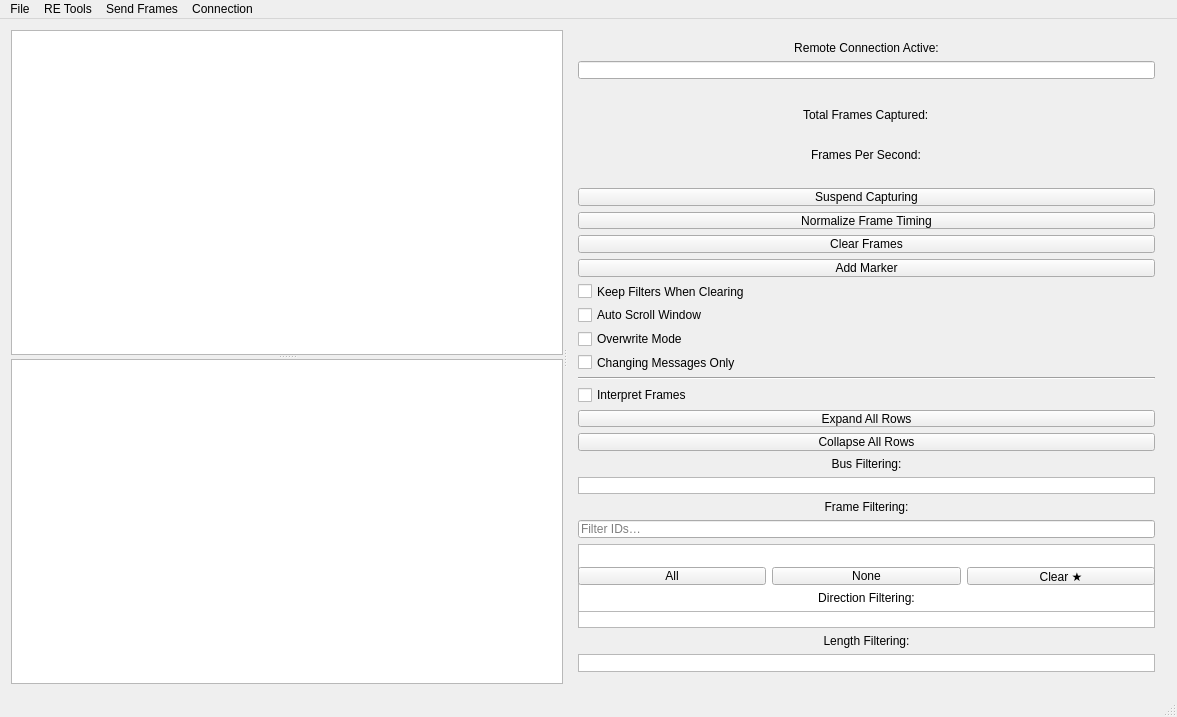
First picture: the form in src/ui/mainwindow.ui, repository PyKhaled/SavvyCAN, before the edit.
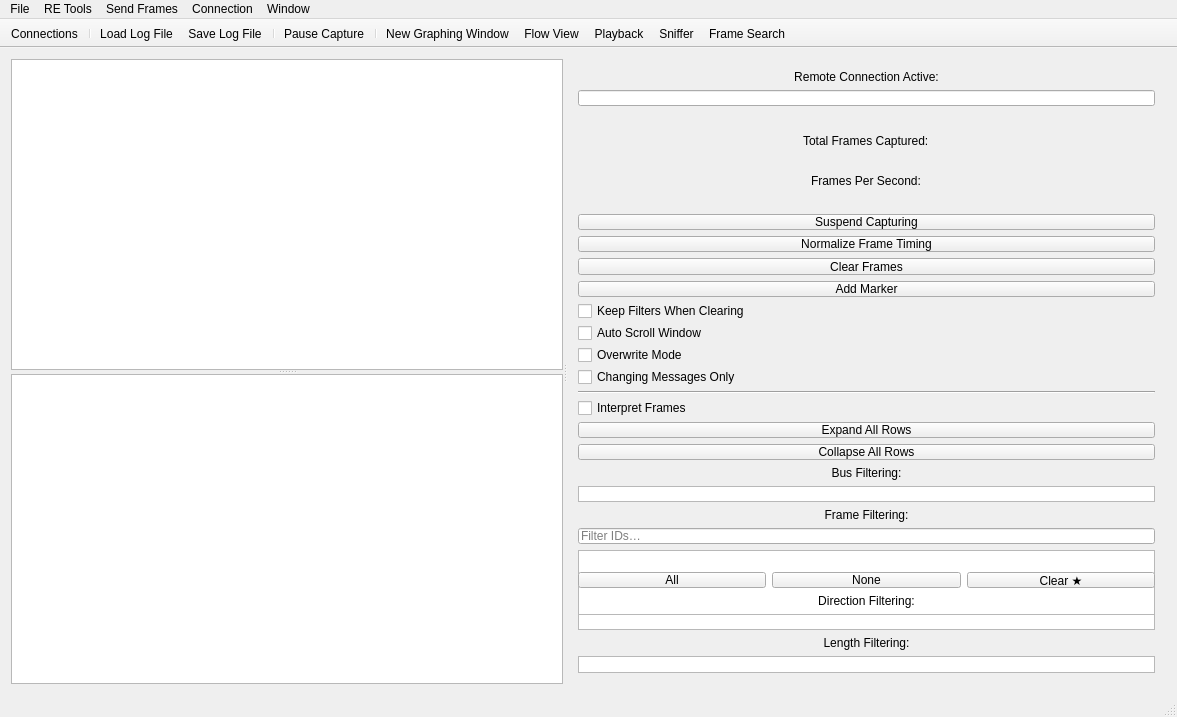
Second picture: the form after the edit.

```diff
--- a/src/ui/mainwindow.ui
+++ b/src/ui/mainwindow.ui
@@ -456,6 +456,35 @@
     </item>
    </layout>
   </widget>
+  <widget class="QToolBar" name="mainToolBar">
+   <property name="windowTitle">
+    <string>Workspace</string>
+   </property>
+   <property name="movable">
+    <bool>false</bool>
+   </property>
+   <property name="toolButtonStyle">
+    <enum>Qt::ToolButtonStyle::ToolButtonTextOnly</enum>
+   </property>
+   <attribute name="toolBarArea">
+    <enum>TopToolBarArea</enum>
+   </attribute>
+   <attribute name="toolBarBreak">
+    <bool>false</bool>
+   </attribute>
+   <addaction name="actionSetup"/>
+   <addaction name="separator"/>
+   <addaction name="actionOpen_Log_File"/>
+   <addaction name="actionSave_Log_File"/>
+   <addaction name="separator"/>
+   <addaction name="actionToggleCapture"/>
+   <addaction name="separator"/>
+   <addaction name="actionGraph_Dta"/>
+   <addaction name="actionFlow_View"/>
+   <addaction name="action_Playback"/>
+   <addaction name="actionSniffer"/>
+   <addaction name="actionFrame_Search"/>
+  </widget>
   <widget class="QMenuBar" name="menuBar">
    <property name="geometry">
     <rect>
@@ -532,10 +561,21 @@
     </property>
     <addaction name="actionSetup"/>
    </widget>
+   <widget class="QMenu" name="menuWindow">
+    <property name="title">
+     <string>Window</string>
+    </property>
+    <addaction name="actionGraph_Dta"/>
+    <addaction name="actionFlow_View"/>
+    <addaction name="action_Playback"/>
+    <addaction name="actionSniffer"/>
+    <addaction name="actionFrame_Search"/>
+   </widget>
    <addaction name="menuFile"/>
    <addaction name="menu_RE_Tools"/>
    <addaction name="menuSend_Frames"/>
    <addaction name="menuConnection"/>
+   <addaction name="menuWindow"/>
   </widget>
   <widget class="QStatusBar" name="statusBar"/>
   <action name="action_Playback">
@@ -653,7 +693,12 @@
   </action>
   <action name="actionSetup">
    <property name="text">
-    <string>Open Connection Window</string>
+    <string>Connections...</string>
+   </property>
+  </action>
+  <action name="actionToggleCapture">
+   <property name="text">
+    <string>Pause Capture</string>
    </property>
   </action>
   <action name="actionConnect">
```
